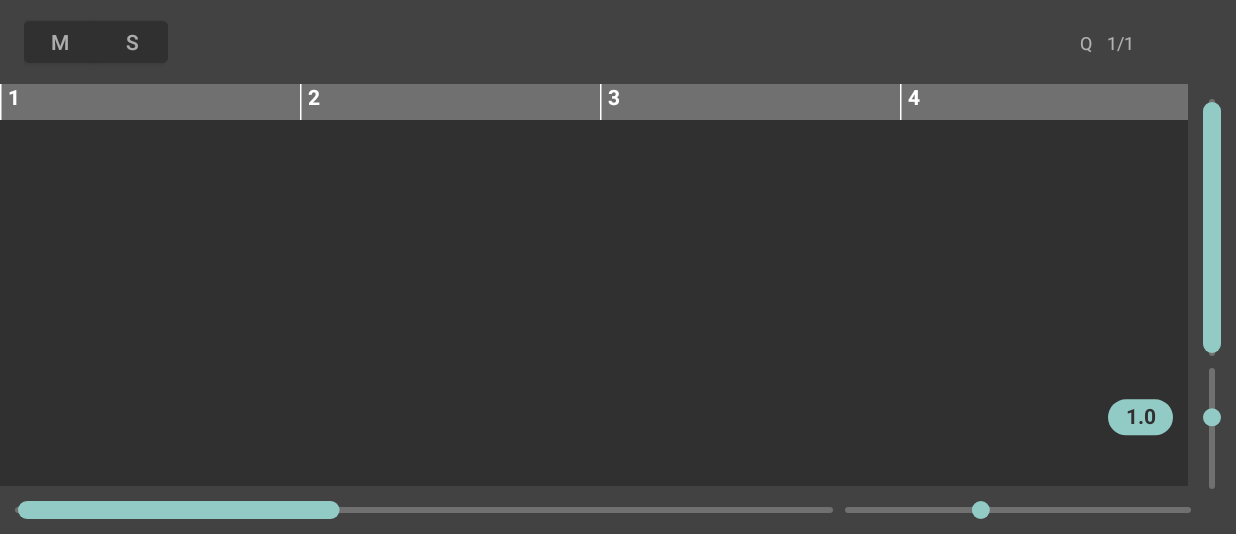
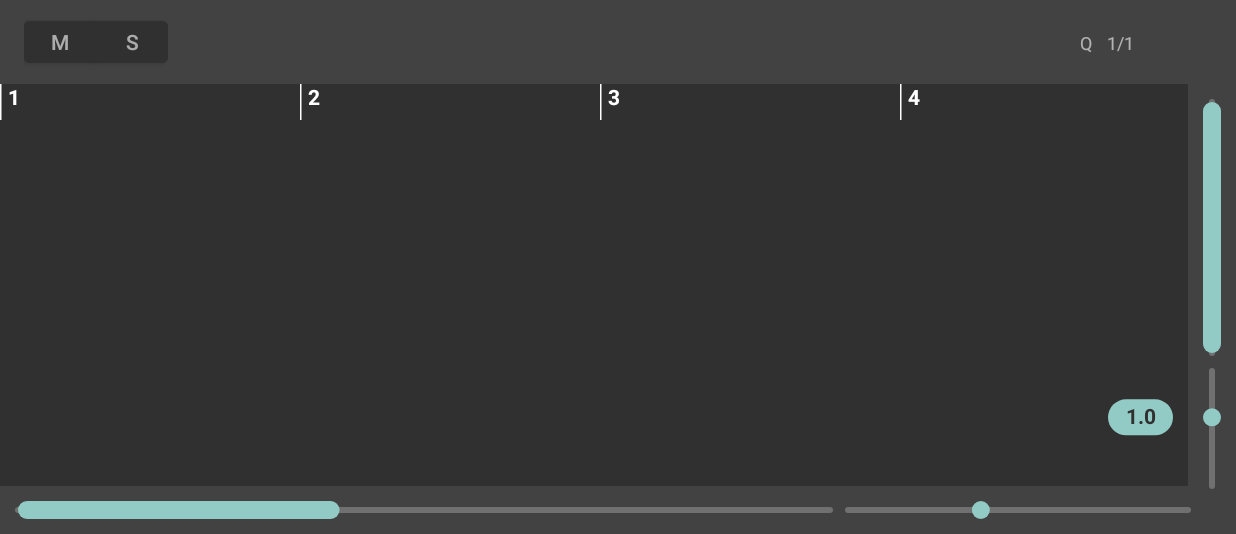
Before and after one commit to chord-io/chord.io-android-ui, an Android app: the SequencerActivity screen opened directly, with no data from a screen before it, on a phone screen of 824 x 412 dp (held sideways), the part 84-618 px from its top. Run offline under Robolectric (Android 15) with nearby library versions, the phone set to English and light mode, and no system bars; plain views replace IconicsImageView.

Commit message:
change dropdown touch area

```diff
--- a/app/src/main/java/io/chord/ui/components/DropDown.kt
+++ b/app/src/main/java/io/chord/ui/components/DropDown.kt
@@ -6,11 +6,13 @@ import android.view.View
 import android.view.ViewGroup
 import android.widget.LinearLayout
 import android.widget.RelativeLayout
+import android.widget.Spinner
 import androidx.core.view.marginEnd
 import androidx.core.view.setMargins
 import com.mikepenz.iconics.IconicsDrawable
 import com.mikepenz.iconics.typeface.library.fontawesome.FontAwesome
 import io.chord.R
+import io.chord.ui.utils.ViewUtils
 import kotlinx.android.synthetic.main.component_dropdown.view.*
 
 open class DropDown : LinearLayout
@@ -105,7 +107,7 @@ open class DropDown : LinearLayout
 	}
 
 	protected open fun init(attrs: AttributeSet?, defStyle: Int) {
-		View.inflate(this.context, R.layout.component_dropdown, this)
+		val rootView = View.inflate(this.context, R.layout.component_dropdown, this)
 
 		val typedArray = context.obtainStyledAttributes(
 			attrs, R.styleable.DropDown, defStyle, 0
@@ -131,5 +133,11 @@ open class DropDown : LinearLayout
 		).toInt()
 
 		typedArray.recycle()
+
+		val layout = this.findViewById<LinearLayout>(R.id.layout)
+		val dropdown = this.findViewById<Spinner>(R.id.dropdownView)
+		layout.setOnClickListener {
+			dropdown.performClick()
+		}
 	}
 }
--- a/app/src/main/res/layout/activity_sequencer.xml
+++ b/app/src/main/res/layout/activity_sequencer.xml
@@ -37,7 +37,7 @@
                 android:id="@+id/ruler"
                 android:layout_width="wrap_content"
                 android:layout_height="24dp"
-                android:background="@color/borderColor"/>
+                android:background="@color/backgroundPrimary"/>
         </io.chord.ui.components.TwoDimensionalScrollView>
 
         <LinearLayout
--- a/app/src/main/res/layout/component_dropdown.xml
+++ b/app/src/main/res/layout/component_dropdown.xml
@@ -1,10 +1,12 @@
 <?xml version="1.0" encoding="utf-8"?>
 <LinearLayout xmlns:android="http://schemas.android.com/apk/res/android"
     xmlns:app="http://schemas.android.com/apk/res-auto"
-    xmlns:tools="http://schemas.android.com/tools"
+    android:id="@+id/layout"
     android:orientation="horizontal"
     android:layout_width="wrap_content"
-    android:layout_height="wrap_content">
+    android:layout_height="wrap_content"
+    android:clickable="true"
+    android:focusable="true">
     <TextView
         android:id="@+id/labelView"
         android:layout_width="wrap_content"
@@ -28,7 +30,9 @@
             android:layout_gravity="center_vertical"
             android:layout_centerInParent="true"
             android:background="@null"
-            android:spinnerMode="dialog"/>
+            android:spinnerMode="dialog"
+            android:clickable="false"
+            android:focusable="false"/>
         <com.mikepenz.iconics.view.IconicsImageView
             android:id="@+id/iconView"
             android:layout_width="@dimen/dropdown_icon_size"
```
